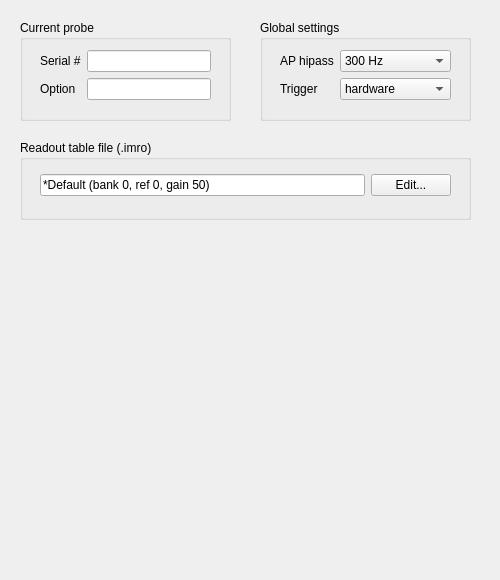
Before: the Qt Designer form Forms/IMCfgTab.ui in billkarsh/SpikeGLX, drawn with Qt 5.
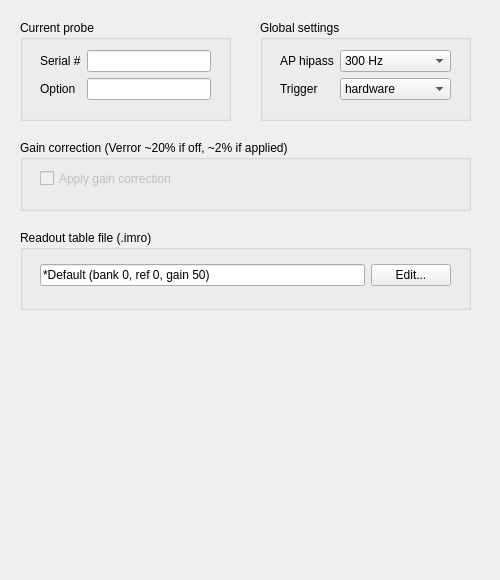
After: the same form once the commit is applied.

Commit message: Add prelim gain correction support

Patch:
```diff
--- a/Forms/IMCfgTab.ui
+++ b/Forms/IMCfgTab.ui
@@ -163,7 +163,7 @@
    <property name="geometry">
     <rect>
      <x>20</x>
-     <y>140</y>
+     <y>230</y>
      <width>451</width>
      <height>80</height>
     </rect>
@@ -198,6 +198,38 @@
     </layout>
    </widget>
   </widget>
+  <widget class="QGroupBox" name="gainCorGB">
+   <property name="geometry">
+    <rect>
+     <x>20</x>
+     <y>140</y>
+     <width>451</width>
+     <height>71</height>
+    </rect>
+   </property>
+   <property name="title">
+    <string>Gain correction (Verror ~20% if off, ~2% if applied)</string>
+   </property>
+   <widget class="QCheckBox" name="gainCorChk">
+    <property name="enabled">
+     <bool>false</bool>
+    </property>
+    <property name="geometry">
+     <rect>
+      <x>20</x>
+      <y>30</y>
+      <width>411</width>
+      <height>17</height>
+     </rect>
+    </property>
+    <property name="toolTip">
+     <string>Not yet implemented by Imec</string>
+    </property>
+    <property name="text">
+     <string>Apply gain correction</string>
+    </property>
+   </widget>
+  </widget>
  </widget>
  <resources/>
  <connections/>
```
Left out of the diff: 7 changed lines with no effect on the pictures. The commit also changes 8 other files.
